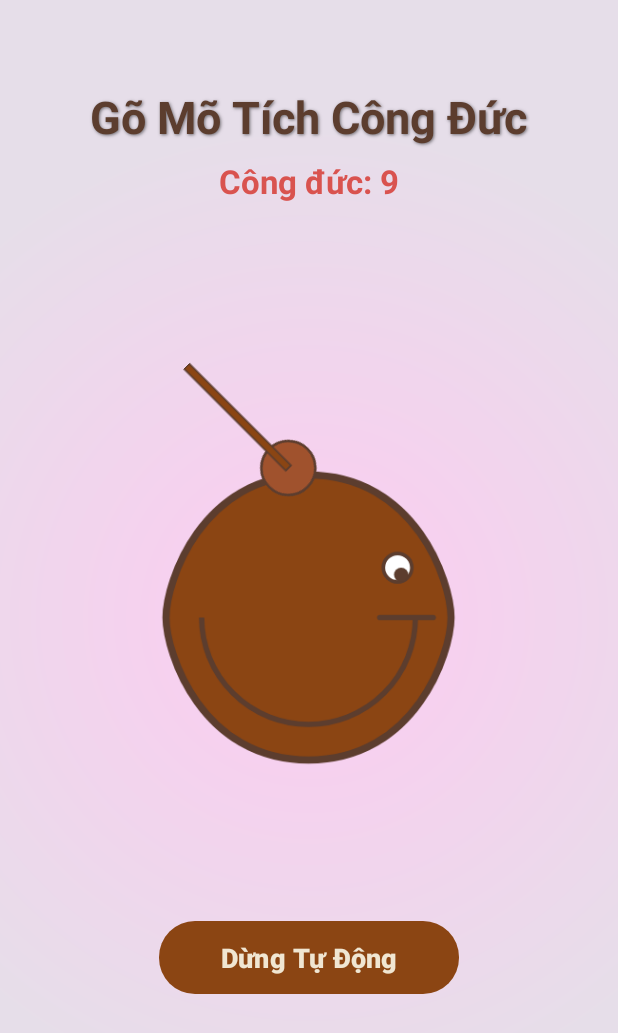
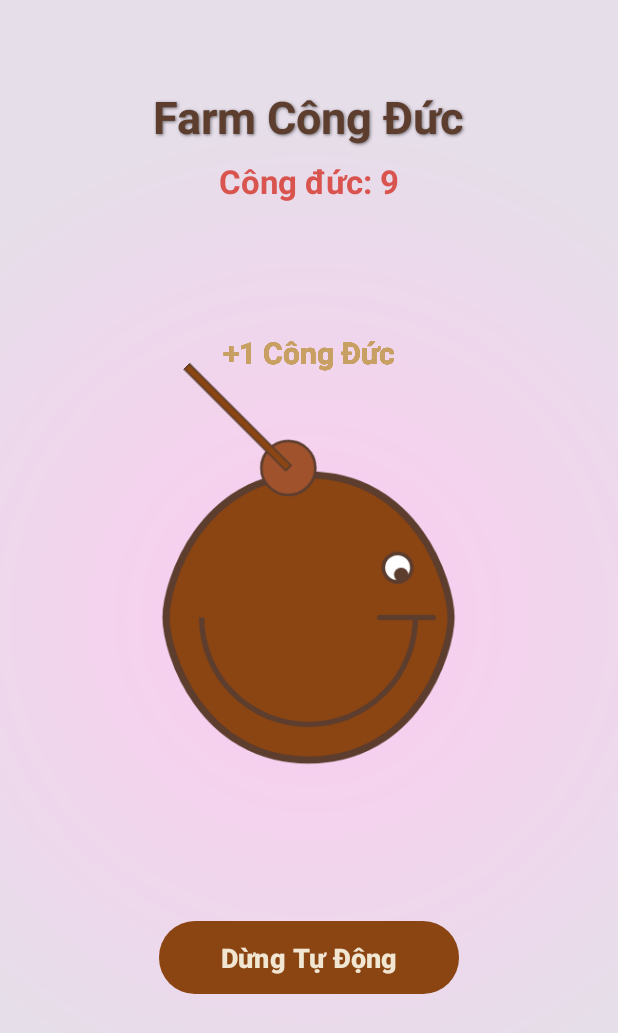
Before and after one commit to hoaphamduc/widget-farm-cong-duc, an Android app: the screen it shows after launch (MainActivity), after a tap on "Tự Động Gõ", on a phone screen of 412 x 824 dp. Shown: the top 1033 px of the screen. Run offline under Robolectric (Android 15) with nearby library versions, the phone set to English and light mode, and no system bars; 1 other tap on this screen came first.

Commit message:
thêm hiệu ứng +1 công đức

```diff
--- a/app/src/main/java/com/example/farmcongduc/MainActivity.java
+++ b/app/src/main/java/com/example/farmcongduc/MainActivity.java
@@ -4,32 +4,49 @@ import android.appwidget.AppWidgetManager;
 import android.content.ComponentName;
 import android.content.Context;
 import android.content.SharedPreferences;
-import android.media.MediaPlayer;
+import android.graphics.Color;
+import android.graphics.Typeface;
+import android.media.AudioAttributes;
+import android.media.SoundPool;
 import android.os.Bundle;
 import android.os.Handler;
 import android.os.Looper;
+import android.util.TypedValue;
+import android.view.View;
 import android.view.animation.AccelerateDecelerateInterpolator;
 import android.view.animation.Animation;
 import android.view.animation.AnimationUtils;
 import android.widget.Button;
 import android.widget.ImageView;
+import android.widget.RelativeLayout;
 import android.widget.TextView;
 import androidx.appcompat.app.AppCompatActivity;
 
+import java.util.ArrayList;
+import java.util.List;
+
 public class MainActivity extends AppCompatActivity {
 
+    private RelativeLayout mainContainer;
     private TextView meritCountElement;
     private ImageView woodenFish;
     private Button autoKnockBtn;
     private ImageView mallet;
 
     private int meritCount = 0;
-    private MediaPlayer knockSound;
-    private Handler autoKnockHandler = new Handler(Looper.getMainLooper());
+    private final Handler autoKnockHandler = new Handler(Looper.getMainLooper());
     private Runnable autoKnockRunnable;
     private boolean isAutoKnocking = false;
     private Animation strikeAnimation;
-    private boolean isKnocking = false; // Thêm biến cờ để tránh spam click
+    private boolean isKnocking = false;
+
+    private SoundPool soundPool;
+    private int knockSoundId;
+    private boolean isSoundLoaded = false;
+
+    private final List<TextView> plusOnePool = new ArrayList<>();
+    private int poolIndex = 0;
+    private static final int POOL_SIZE = 15;
 
     public static final String PREFS_NAME = "CongDucPrefs";
     public static final String PREF_MERIT_COUNT_KEY = "meritCount";
@@ -39,42 +56,105 @@ public class MainActivity extends AppCompatActivity {
         super.onCreate(savedInstanceState);
         setContentView(R.layout.activity_main);
 
+        mainContainer = findViewById(R.id.main_container);
         meritCountElement = findViewById(R.id.tv_merit_counter);
         woodenFish = findViewById(R.id.iv_wooden_fish);
         autoKnockBtn = findViewById(R.id.btn_auto_knock);
         mallet = findViewById(R.id.iv_mallet);
-        knockSound = MediaPlayer.create(this, R.raw.sound);
         strikeAnimation = AnimationUtils.loadAnimation(this, R.anim.strike_animation);
 
+        initSoundPool();
+        initPlusOnePool();
+
         loadMerit();
-
         woodenFish.setOnClickListener(v -> knock());
-
         autoKnockBtn.setOnClickListener(v -> toggleAutoKnock());
     }
 
+    private void initSoundPool() {
+        AudioAttributes audioAttributes = new AudioAttributes.Builder()
+                .setUsage(AudioAttributes.USAGE_GAME)
+                .setContentType(AudioAttributes.CONTENT_TYPE_SONIFICATION)
+                .build();
+        soundPool = new SoundPool.Builder()
+                .setMaxStreams(8)
+                .setAudioAttributes(audioAttributes)
+                .build();
+        knockSoundId = soundPool.load(this, R.raw.sound, 1);
+        soundPool.setOnLoadCompleteListener((soundPool, sampleId, status) -> isSoundLoaded = (status == 0));
+    }
+
+    private void initPlusOnePool() {
+        // XÓA BỎ việc load animation ở đây: plusOneAnimation = ...
+        for (int i = 0; i < POOL_SIZE; i++) {
+            TextView plusOneText = new TextView(this);
+            plusOneText.setText("+1 Công Đức");
+            plusOneText.setTextColor(Color.parseColor("#c8a064"));
+            plusOneText.setTextSize(TypedValue.COMPLEX_UNIT_SP, 20);
+            plusOneText.setTypeface(null, Typeface.BOLD);
+            RelativeLayout.LayoutParams params = new RelativeLayout.LayoutParams(
+                    RelativeLayout.LayoutParams.WRAP_CONTENT,
+                    RelativeLayout.LayoutParams.WRAP_CONTENT
+            );
+            params.addRule(RelativeLayout.ABOVE, R.id.fish_container);
+            params.addRule(RelativeLayout.CENTER_HORIZONTAL);
+            params.setMargins(0, 0, 0, 20);
+            plusOneText.setLayoutParams(params);
+            plusOneText.setVisibility(View.GONE);
+            mainContainer.addView(plusOneText);
+            plusOnePool.add(plusOneText);
+        }
+    }
+
     private void knock() {
-        // Nếu đang trong một hành động gõ, không làm gì cả
         if (isKnocking) return;
         isKnocking = true;
 
         meritCount++;
         meritCountElement.setText("Công đức: " + meritCount);
         saveMerit();
-        playSound();
 
-        // CẬP NHẬT: Thêm hiệu ứng mở miệng
-        woodenFish.setImageResource(R.drawable.fish_open); // Đổi sang ảnh miệng mở
+        if (isSoundLoaded) {
+            soundPool.play(knockSoundId, 1.0f, 1.0f, 1, 0, 1.0f);
+        }
 
+        woodenFish.setImageResource(R.drawable.fish_open);
         animateFish();
         animateMallet();
         updateAllWidgets();
+        showPlusOneAnimation();
 
-        // Đặt lịch để đóng miệng và cho phép gõ lại sau 150ms
         autoKnockHandler.postDelayed(() -> {
-            woodenFish.setImageResource(R.drawable.fish_closed); // Đổi về ảnh miệng đóng
-            isKnocking = false; // Cho phép gõ lại
+            woodenFish.setImageResource(R.drawable.fish_closed);
+            isKnocking = false;
         }, 150);
+    }
+
+    private void showPlusOneAnimation() {
+        TextView plusOneText = plusOnePool.get(poolIndex);
+        poolIndex = (poolIndex + 1) % POOL_SIZE;
+
+        plusOneText.clearAnimation();
+        plusOneText.setVisibility(View.VISIBLE);
+
+        // --- SỬA LỖI: Load một instance Animation mới mỗi lần ---
+        // Điều này đảm bảo mỗi TextView có một chu trình animation riêng biệt với listener của riêng nó.
+        Animation animation = AnimationUtils.loadAnimation(this, R.anim.plus_one_animation);
+
+        animation.setAnimationListener(new Animation.AnimationListener() {
+            @Override
+            public void onAnimationStart(Animation animation) {}
+
+            @Override
+            public void onAnimationEnd(Animation animation) {
+                plusOneText.setVisibility(View.GONE);
+            }
+
+            @Override
+            public void onAnimationRepeat(Animation animation) {}
+        });
+
+        plusOneText.startAnimation(animation);
     }
 
     private void toggleAutoKnock() {
@@ -89,20 +169,10 @@ public class MainActivity extends AppCompatActivity {
                 @Override
                 public void run() {
                     knock();
-                    // Lên lịch cho lần gõ tiếp theo
                     autoKnockHandler.postDelayed(this, 300);
                 }
             };
             autoKnockHandler.post(autoKnockRunnable);
-        }
-    }
-
-    private void playSound() {
-        if (knockSound != null) {
-            if (knockSound.isPlaying()) {
-                knockSound.seekTo(0);
-            }
-            knockSound.start();
         }
     }
 
@@ -126,7 +196,6 @@ public class MainActivity extends AppCompatActivity {
                 }).start();
     }
 
-
     private void loadMerit() {
         SharedPreferences prefs = getSharedPreferences(PREFS_NAME, Context.MODE_PRIVATE);
         meritCount = prefs.getInt(PREF_MERIT_COUNT_KEY, 0);
@@ -147,7 +216,6 @@ public class MainActivity extends AppCompatActivity {
         }
     }
 
-
     @Override
     protected void onPause() {
         super.onPause();
@@ -166,10 +234,10 @@ public class MainActivity extends AppCompatActivity {
     @Override
     protected void onDestroy() {
         super.onDestroy();
-        if (knockSound != null) {
-            knockSound.release();
-            knockSound = null;
+        autoKnockHandler.removeCallbacksAndMessages(null);
+        if (soundPool != null) {
+            soundPool.release();
+            soundPool = null;
         }
-        autoKnockHandler.removeCallbacksAndMessages(null); // Xóa tất cả callbacks
     }
 }
--- /dev/null
+++ b/app/src/main/res/anim/plus_one_animation.xml
@@ -0,0 +1,28 @@
+<?xml version="1.0" encoding="utf-8"?>
+<set xmlns:android="http://schemas.android.com/apk/res/android"
+    android:interpolator="@android:anim/accelerate_interpolator"
+    android:fillAfter="false">
+
+    <!-- Di chuyển lên trên 150dp -->
+    <translate
+        android:fromYDelta="0%p"
+        android:toYDelta="-250%"
+        android:duration="1200" />
+
+    <!-- Mờ dần từ rõ sang trong suốt -->
+    <alpha
+        android:fromAlpha="1.0"
+        android:toAlpha="0.0"
+        android:duration="1200" />
+
+    <!-- Phóng to nhẹ để tạo hiệu ứng đẹp mắt -->
+    <scale
+        android:fromXScale="1.0"
+        android:toXScale="1.2"
+        android:fromYScale="1.0"
+        android:toYScale="1.2"
+        android:pivotX="50%"
+        android:pivotY="50%"
+        android:duration="1200" />
+
+</set>
--- a/app/src/main/res/layout/activity_main.xml
+++ b/app/src/main/res/layout/activity_main.xml
@@ -1,6 +1,7 @@
 <?xml version="1.0" encoding="utf-8"?>
 <RelativeLayout xmlns:android="http://schemas.android.com/apk/res/android"
     xmlns:tools="http://schemas.android.com/tools"
+    android:id="@+id/main_container"
     android:layout_width="match_parent"
     android:layout_height="match_parent"
     android:clipChildren="false"
@@ -14,7 +15,7 @@
         android:layout_height="wrap_content"
         android:layout_centerHorizontal="true"
         android:layout_marginTop="32dp"
-        android:text="Gõ Mõ Tích Công Đức"
+        android:text="Farm Công Đức"
         android:textColor="#5c3d2e"
         android:textSize="30sp"
         android:textStyle="bold"
@@ -33,7 +34,7 @@
         android:text="Công đức: 0"
         android:textColor="#d9534f"
         android:textSize="22sp"
-        android:textStyle="bold" /> <!-- THAY ĐỔI: Thêm font -->
+        android:textStyle="bold" />
 
     <RelativeLayout
         android:id="@+id/fish_container"
```
Also changed, not shown: 2 other files.
